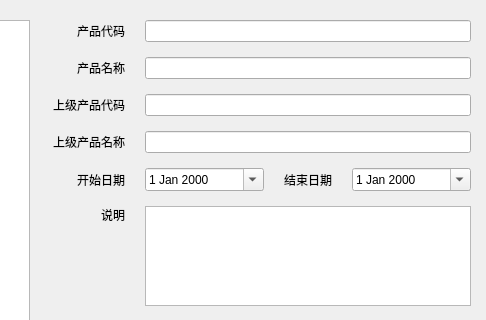
Before: the Qt Designer form FML/view/mainframe/product_manage.ui in ruofeng216/fmlnew, drawn with Qt 5; both pictures show x 652 to 1138 and y 0 to 320 of the 1138 by 477 pixel window.
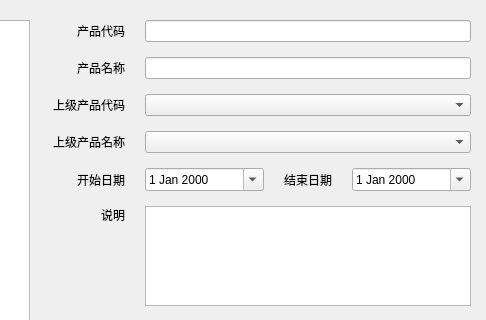
After: the same form once the commit is applied.

The edit to the form file:
```diff
--- a/FML/view/mainframe/product_manage.ui
+++ b/FML/view/mainframe/product_manage.ui
@@ -136,7 +136,7 @@
         </widget>
        </item>
        <item>
-        <widget class="QLineEdit" name="leParentCode"/>
+        <widget class="QComboBox" name="cbParentCode"/>
        </item>
       </layout>
      </item>
@@ -168,7 +168,7 @@
         </widget>
        </item>
        <item>
-        <widget class="QLineEdit" name="leParentName"/>
+        <widget class="QComboBox" name="cbParentName"/>
        </item>
       </layout>
      </item>
```
